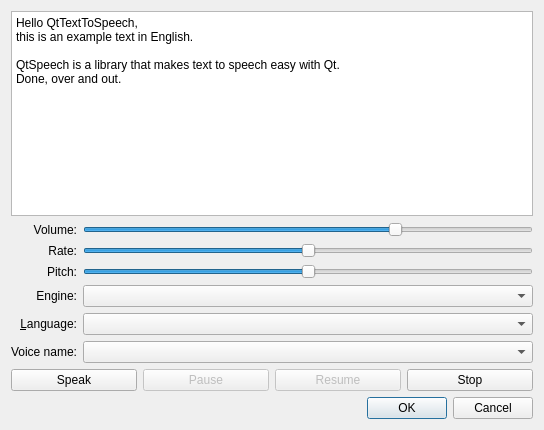
Before: the Qt Designer form plugins/talking_clock/gui/voice_config_dialog.ui in Kolcha/DigitalClock4, drawn with Qt 5.
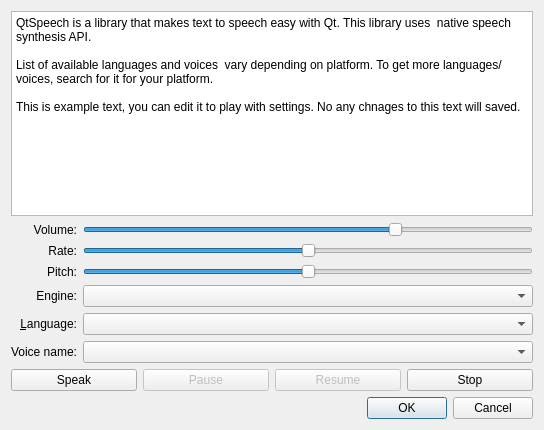
After: the same form once the commit is applied.

Commit message:
implemented config save/load/edit
branch : plugins

Diff of the .ui file:
```diff
--- a/plugins/talking_clock/gui/voice_config_dialog.ui
+++ b/plugins/talking_clock/gui/voice_config_dialog.ui
@@ -23,11 +23,11 @@
       </sizepolicy>
      </property>
      <property name="plainText">
-      <string>Hello QtTextToSpeech,
-this is an example text in English.
+      <string>QtSpeech is a library that makes text to speech easy with Qt. This library uses  native speech synthesis API.
 
-QtSpeech is a library that makes text to speech easy with Qt.
-Done, over and out.</string>
+List of available languages and voices  vary depending on platform. To get more languages/voices, search for it for your platform.
+
+This is example text, you can edit it to play with settings. No any chnages to this text will saved.</string>
      </property>
     </widget>
    </item>
```
Left out of the diff: 8 changed lines with no effect on the pictures. The commit also changes 9 other files.
